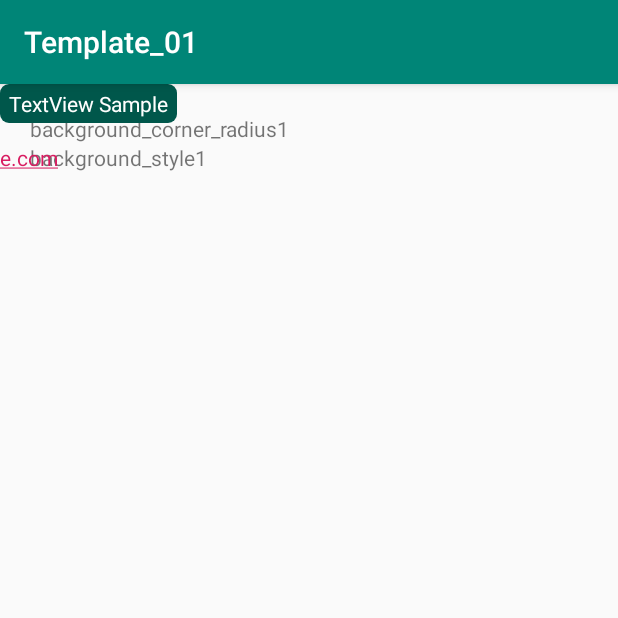
After one commit to hirorock1103/Template_01, an Android app: the ThirdActivity screen opened directly, with no data from a screen before it, on a phone screen of 412 x 824 dp, the top half of it. The commit adds this screen. Run offline under Robolectric (Android 15) with nearby library versions, the phone set to English and light mode, and no system bars.

Commit message:
20190105

```diff
--- a/app/src/main/AndroidManifest.xml
+++ b/app/src/main/AndroidManifest.xml
@@ -16,7 +16,8 @@
                 <category android:name="android.intent.category.LAUNCHER" />
             </intent-filter>
         </activity>
-        <activity android:name=".SecondActivity"></activity>
+        <activity android:name=".SecondActivity" />
+        <activity android:name=".ThirdActivity"></activity>
     </application>
 
 </manifest>
--- /dev/null
+++ b/app/src/main/java/com/example/hirorock1103/template_01/ThirdActivity.java
@@ -0,0 +1,13 @@
+package com.example.hirorock1103.template_01;
+
+import android.support.v7.app.AppCompatActivity;
+import android.os.Bundle;
+
+public class ThirdActivity extends AppCompatActivity {
+
+    @Override
+    protected void onCreate(Bundle savedInstanceState) {
+        super.onCreate(savedInstanceState);
+        setContentView(R.layout.activity_third);
+    }
+}
--- /dev/null
+++ b/app/src/main/res/drawable/rectangle_parimary_dark.xml
@@ -0,0 +1,11 @@
+<?xml version="1.0" encoding="utf-8"?>
+<shape xmlns:android="http://schemas.android.com/apk/res/android"
+    android:shape="rectangle">
+
+    <!-- 背景色 -->
+    <solid android:color="@color/colorPrimaryDark" />
+
+    <!-- 角の丸み -->
+    <corners android:radius="6dp" />
+
+</shape>
--- a/app/src/main/res/layout/activity_main.xml
+++ b/app/src/main/res/layout/activity_main.xml
@@ -26,4 +26,13 @@
         app:layout_constraintTop_toBottomOf="@+id/text"
         />
 
+    <Button
+        android:layout_width="wrap_content"
+        android:layout_height="wrap_content"
+        android:text="View sample"
+        app:layout_constraintLeft_toLeftOf="parent"
+        app:layout_constraintRight_toRightOf="parent"
+        app:layout_constraintTop_toBottomOf="@+id/bt_1"
+        />
+
 </android.support.constraint.ConstraintLayout>
--- /dev/null
+++ b/app/src/main/res/layout/activity_third.xml
@@ -0,0 +1,49 @@
+<?xml version="1.0" encoding="utf-8"?>
+<android.support.constraint.ConstraintLayout xmlns:android="http://schemas.android.com/apk/res/android"
+    xmlns:app="http://schemas.android.com/apk/res-auto"
+    xmlns:tools="http://schemas.android.com/tools"
+    android:layout_width="match_parent"
+    android:layout_height="match_parent"
+    tools:context=".ThirdActivity">
+
+    <TextView
+        android:layout_width="wrap_content"
+        android:layout_height="wrap_content"
+        android:id="@+id/title1"
+        android:text="background_corner_radius1"
+        android:layout_marginLeft="20dp"
+        android:layout_marginTop="20dp"
+        app:layout_constraintTop_toTopOf="parent"
+        app:layout_constraintLeft_toLeftOf="parent"
+        />
+
+    <TextView
+        android:id="@+id/sample1"
+        style="@style/background_corner_radius_primary_dark"
+        android:layout_width="wrap_content"
+        android:layout_height="wrap_content"
+        android:text="TextView Sample"
+        tools:layout_editor_absoluteX="205dp"
+        tools:layout_editor_absoluteY="14dp" />
+
+    <TextView
+        android:layout_width="wrap_content"
+        android:layout_height="wrap_content"
+        android:id="@+id/title2"
+        android:text="background_style1"
+        app:layout_constraintLeft_toLeftOf="@+id/title1"
+        app:layout_constraintTop_toBottomOf="@+id/title1"
+        />
+
+    <TextView
+        android:id="@+id/textView4"
+        android:layout_width="wrap_content"
+        android:layout_height="wrap_content"
+        android:autoLink="email|web"
+        android:text="e.com"
+        app:layout_constraintLeft_toLeftOf="@+id/sample1"
+        app:layout_constraintBottom_toBottomOf="@+id/title2"
+        />
+
+
+</android.support.constraint.ConstraintLayout>
--- a/app/src/main/res/values/styles.xml
+++ b/app/src/main/res/values/styles.xml
@@ -8,4 +8,14 @@
         <item name="colorAccent">@color/colorAccent</item>
     </style>
 
+    <style name="background_corner_radius_primary_dark">
+        <item name="android:background">@drawable/rectangle_parimary_dark</item>
+        <item name="android:textColor">#fff</item>
+        <item name="android:paddingTop">3dp</item>
+        <item name="android:paddingBottom">3dp</item>
+        <item name="android:paddingLeft">6dp</item>
+        <item name="android:paddingRight">6dp</item>
+    </style>
+
+
 </resources>
```
